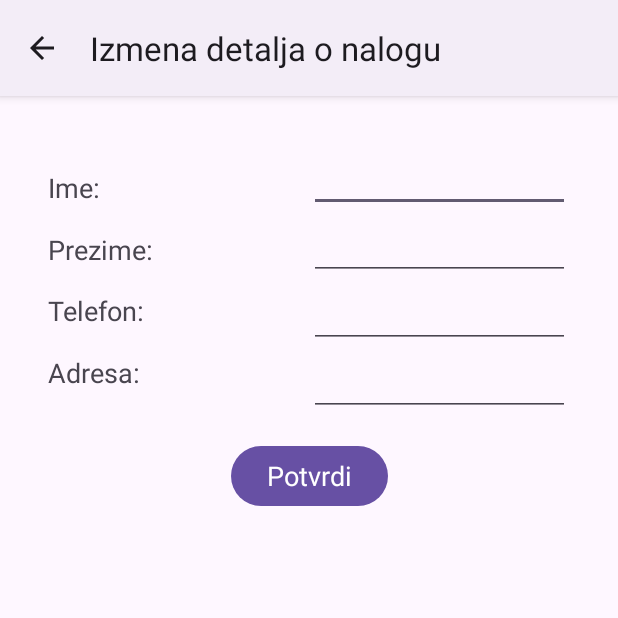
After one commit to jovan-vukic/confectionery-shop, an Android app: the UserDetailsActivity screen opened directly, with no data from a screen before it, on a phone screen of 412 x 824 dp, the top half of it. The commit adds this screen. Run offline under Robolectric (Android 15) with nearby library versions, the phone set to English and light mode, and no system bars.

Commit message:
Add User details activity

```diff
--- a/app/src/main/AndroidManifest.xml
+++ b/app/src/main/AndroidManifest.xml
@@ -12,6 +12,9 @@
             android:supportsRtl="true"
             android:theme="@style/Theme.Pkimobile"
             tools:targetApi="31">
+        <activity
+                android:name=".UserDetailsActivity"
+                android:exported="false"/>
         <activity
                 android:name=".AboutUsActivity"
                 android:exported="false"/>
--- /dev/null
+++ b/app/src/main/java/com/example/pki_mobile/UserDetailsActivity.java
@@ -0,0 +1,55 @@
+package com.example.pki_mobile;
+
+import android.os.Bundle;
+import android.view.MenuItem;
+import android.widget.Button;
+import android.widget.EditText;
+import android.widget.Toast;
+
+import androidx.appcompat.app.AppCompatActivity;
+import com.example.pki_mobile.utility.User;
+
+public class UserDetailsActivity extends AppCompatActivity {
+    @Override
+    protected void onCreate(Bundle savedInstanceState) {
+        super.onCreate(savedInstanceState);
+        setContentView(R.layout.activity_user_details);
+        getSupportActionBar().setTitle(getString(R.string.user_details));
+        getSupportActionBar().setDisplayHomeAsUpEnabled(true);
+
+        // Get references to the views
+        EditText name = findViewById(R.id.name_user_details_activity);
+        EditText lastName = findViewById(R.id.last_name_user_details_activity);
+        EditText phone = findViewById(R.id.phone_user_details_activity);
+        EditText address = findViewById(R.id.address_user_details_activity);
+        Button confirmButton = findViewById(R.id.confirm_btn_user_details_activity);
+
+        if (User.currentUser != null) {
+            // Set the values of the views
+            name.setText(User.currentUser.getName());
+            lastName.setText(User.currentUser.getLastName());
+            phone.setText(User.currentUser.getPhone());
+            address.setText(User.currentUser.getAddress());
+        }
+
+        // Confirm button click listener
+        confirmButton.setOnClickListener(v -> {
+            if (User.currentUser != null) {
+                User.currentUser.setName(name.getText().toString());
+                User.currentUser.setLastName(lastName.getText().toString());
+                User.currentUser.setPhone(phone.getText().toString());
+                User.currentUser.setAddress(address.getText().toString());
+            }
+            Toast.makeText(this, getString(R.string.user_details_updated), Toast.LENGTH_SHORT).show();
+        });
+    }
+
+    @Override
+    public boolean onOptionsItemSelected(MenuItem item) {
+        if (item.getItemId() == android.R.id.home) {
+            onBackPressed();
+            return true;
+        }
+        return super.onOptionsItemSelected(item);
+    }
+}
--- /dev/null
+++ b/app/src/main/res/layout/activity_user_details.xml
@@ -0,0 +1,109 @@
+<?xml version="1.0" encoding="utf-8"?>
+<androidx.constraintlayout.widget.ConstraintLayout
+        xmlns:android="http://schemas.android.com/apk/res/android"
+        xmlns:app="http://schemas.android.com/apk/res-auto"
+        xmlns:tools="http://schemas.android.com/tools"
+        android:layout_width="match_parent"
+        android:layout_height="match_parent"
+        tools:context=".UserDetailsActivity">
+    <androidx.constraintlayout.widget.ConstraintLayout
+            android:id="@+id/user_details_layout"
+            android:layout_width="0dp"
+            android:layout_height="wrap_content"
+            android:layout_margin="32dp"
+            app:layout_constraintStart_toStartOf="parent"
+            app:layout_constraintEnd_toEndOf="parent"
+            app:layout_constraintTop_toTopOf="parent">
+        <TextView
+                android:id="@+id/name_label_user_details_activity"
+                android:layout_width="0dp"
+                android:layout_height="wrap_content"
+                android:text="@string/first_name_label"
+                android:textAlignment="textStart"
+                android:textAppearance="@style/TextAppearance.AppCompat.Medium"
+                app:layout_constraintEnd_toStartOf="@id/name_user_details_activity"
+                app:layout_constraintStart_toStartOf="@id/user_details_layout"
+                app:layout_constraintTop_toTopOf="@id/user_details_layout"
+                app:layout_constraintBottom_toTopOf="@id/last_name_label_user_details_activity"/>
+
+        <EditText
+                android:id="@+id/name_user_details_activity"
+                android:layout_width="0dp"
+                android:layout_height="wrap_content"
+                app:layout_constraintStart_toEndOf="@id/name_label_user_details_activity"
+                app:layout_constraintEnd_toEndOf="@id/user_details_layout"
+                app:layout_constraintTop_toTopOf="@id/user_details_layout"/>
+
+        <TextView
+                android:id="@+id/last_name_label_user_details_activity"
+                android:layout_width="0dp"
+                android:layout_height="wrap_content"
+                android:text="@string/last_name_label"
+                android:textAlignment="textStart"
+                android:textAppearance="@style/TextAppearance.AppCompat.Medium"
+                app:layout_constraintEnd_toStartOf="@id/last_name_user_details_activity"
+                app:layout_constraintStart_toStartOf="@id/user_details_layout"
+                app:layout_constraintTop_toBottomOf="@id/name_label_user_details_activity"
+                app:layout_constraintBottom_toTopOf="@id/phone_label_user_details_activity"/>
+
+        <EditText
+                android:id="@+id/last_name_user_details_activity"
+                android:layout_width="0dp"
+                android:layout_height="wrap_content"
+                app:layout_constraintStart_toEndOf="@id/last_name_label_user_details_activity"
+                app:layout_constraintEnd_toEndOf="@id/user_details_layout"
+                app:layout_constraintTop_toBottomOf="@id/name_user_details_activity"/>
+
+        <TextView
+                android:id="@+id/phone_label_user_details_activity"
+                android:layout_width="0dp"
+                android:layout_height="match_parent"
+                android:text="@string/phone_label"
+                android:textAlignment="textStart"
+                android:textAppearance="@style/TextAppearance.AppCompat.Medium"
+                app:layout_constraintStart_toStartOf="@id/user_details_layout"
+                app:layout_constraintEnd_toStartOf="@id/phone_user_details_activity"
+                app:layout_constraintTop_toBottomOf="@id/last_name_label_user_details_activity"
+                app:layout_constraintBottom_toTopOf="@id/address_label_user_details_activity"/>
+
+        <EditText
+                android:id="@+id/phone_user_details_activity"
+                android:layout_width="0dp"
+                android:layout_height="wrap_content"
+                app:layout_constraintStart_toEndOf="@id/phone_label_user_details_activity"
+                app:layout_constraintEnd_toEndOf="@id/user_details_layout"
+                app:layout_constraintTop_toBottomOf="@id/last_name_user_details_activity"/>
+
+        <TextView
+                android:id="@+id/address_label_user_details_activity"
+                android:layout_width="0dp"
+                android:layout_height="wrap_content"
+                android:text="@string/address_label"
+                android:textAlignment="textStart"
+                android:textAppearance="@style/TextAppearance.AppCompat.Medium"
+                app:layout_constraintEnd_toStartOf="@id/address_user_details_activity"
+                app:layout_constraintStart_toStartOf="@id/user_details_layout"
+                app:layout_constraintTop_toBottomOf="@id/phone_label_user_details_activity"
+                app:layout_constraintBottom_toBottomOf="@id/user_details_layout"/>
+
+        <EditText
+                android:id="@+id/address_user_details_activity"
+                android:layout_width="0dp"
+                android:layout_height="wrap_content"
+                app:layout_constraintBottom_toBottomOf="@id/user_details_layout"
+                app:layout_constraintEnd_toEndOf="@id/user_details_layout"
+                app:layout_constraintStart_toEndOf="@id/address_label_user_details_activity"
+                app:layout_constraintTop_toBottomOf="@id/phone_user_details_activity"/>
+    </androidx.constraintlayout.widget.ConstraintLayout>
+
+    <Button
+            android:id="@+id/confirm_btn_user_details_activity"
+            android:layout_width="wrap_content"
+            android:layout_height="wrap_content"
+            android:layout_margin="16dp"
+            android:text="@string/confirm"
+            android:textAppearance="@style/TextAppearance.AppCompat.Medium"
+            app:layout_constraintStart_toStartOf="parent"
+            app:layout_constraintEnd_toEndOf="parent"
+            app:layout_constraintTop_toBottomOf="@id/user_details_layout"/>
+</androidx.constraintlayout.widget.ConstraintLayout>
--- a/app/src/main/res/values/strings.xml
+++ b/app/src/main/res/values/strings.xml
@@ -31,4 +31,11 @@
     </string>
     <string name="products_option">Pregled proizvoda</string>
     <string name="promotions_option">Početna</string>
+    <string name="user_details">Izmena detalja o nalogu</string>
+    <string name="user_details_updated">Podaci uspešno ažurirani</string>
+    <string name="first_name_label">"Ime: "</string>
+    <string name="last_name_label">Prezime:</string>
+    <string name="phone_label">Telefon:</string>
+    <string name="address_label">Adresa:</string>
+    <string name="confirm">Potvrdi</string>
 </resources>
```
